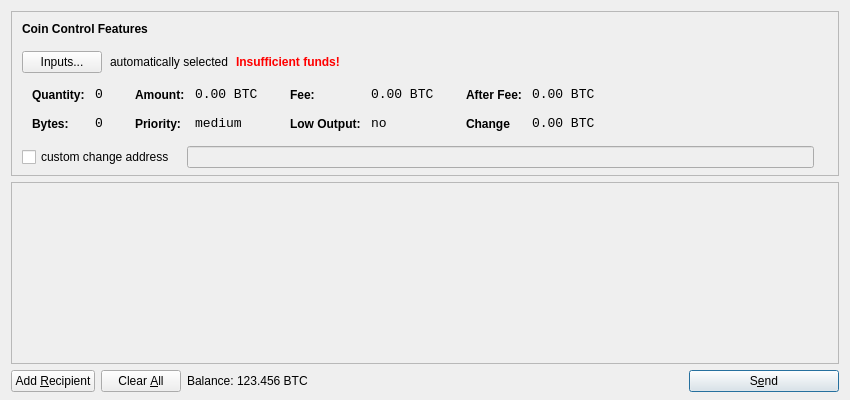
Before: the Qt Designer form ecoin/src/qt/forms/sendcoinsdialog.ui in epsylon/ecoin, drawn with Qt 5.
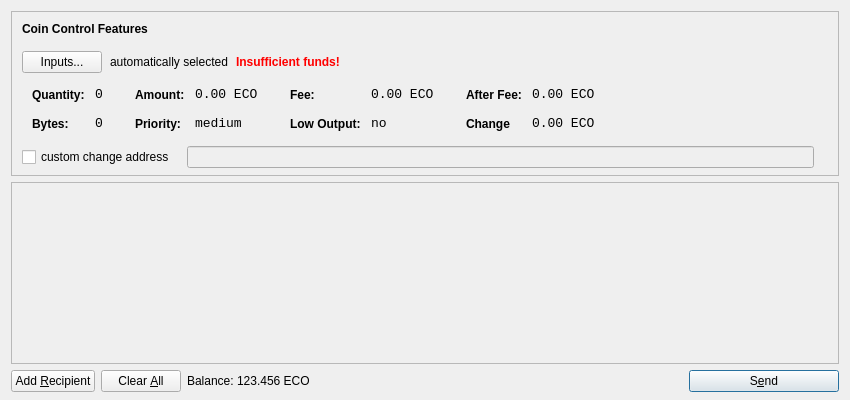
After: the same form once the commit is applied. Icons and pictures are not drawn.

```diff
--- a/ecoin/src/qt/forms/sendcoinsdialog.ui
+++ b/ecoin/src/qt/forms/sendcoinsdialog.ui
@@ -321,7 +321,7 @@
                   <enum>Qt::ActionsContextMenu</enum>
                  </property>
                  <property name="text">
-                  <string>0.00 BTC</string>
+                  <string>0.00 ECO</string>
                  </property>
                  <property name="textInteractionFlags">
                   <set>Qt::LinksAccessibleByMouse|Qt::TextSelectableByKeyboard|Qt::TextSelectableByMouse</set>
@@ -407,7 +407,7 @@
                   <enum>Qt::ActionsContextMenu</enum>
                  </property>
                  <property name="text">
-                  <string>0.00 BTC</string>
+                  <string>0.00 ECO</string>
                  </property>
                  <property name="textInteractionFlags">
                   <set>Qt::LinksAccessibleByMouse|Qt::TextSelectableByKeyboard|Qt::TextSelectableByMouse</set>
@@ -493,7 +493,7 @@
                   <enum>Qt::ActionsContextMenu</enum>
                  </property>
                  <property name="text">
-                  <string>0.00 BTC</string>
+                  <string>0.00 ECO</string>
                  </property>
                  <property name="textInteractionFlags">
                   <set>Qt::LinksAccessibleByMouse|Qt::TextSelectableByKeyboard|Qt::TextSelectableByMouse</set>
@@ -525,7 +525,7 @@
                   <enum>Qt::ActionsContextMenu</enum>
                  </property>
                  <property name="text">
-                  <string>0.00 BTC</string>
+                  <string>0.00 ECO</string>
                  </property>
                  <property name="textInteractionFlags">
                   <set>Qt::LinksAccessibleByMouse|Qt::TextSelectableByKeyboard|Qt::TextSelectableByMouse</set>
@@ -732,7 +732,7 @@
           <cursorShape>IBeamCursor</cursorShape>
          </property>
          <property name="text">
-          <string>123.456 BTC</string>
+          <string>123.456 ECO</string>
          </property>
          <property name="textInteractionFlags">
           <set>Qt::LinksAccessibleByMouse|Qt::TextSelectableByKeyboard|Qt::TextSelectableByMouse</set>
```
Left out of the diff: 8 changed lines with no effect on the pictures.
